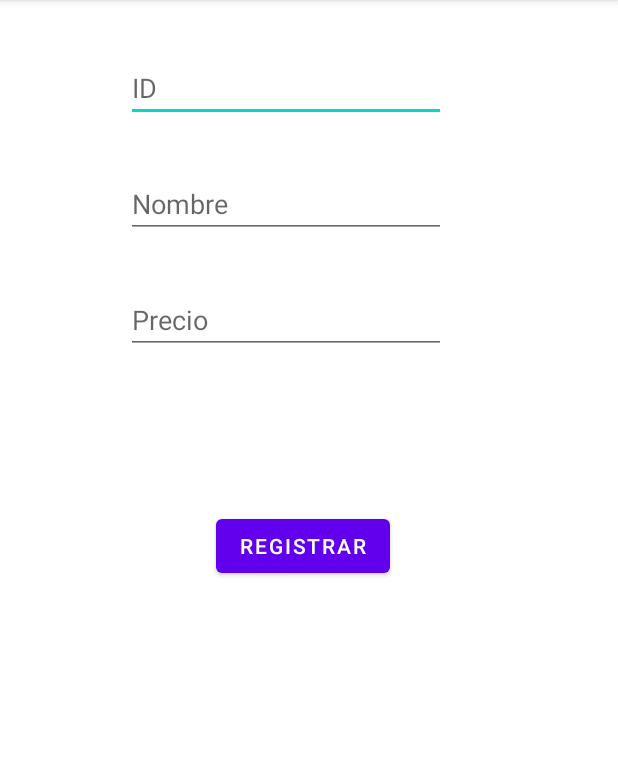
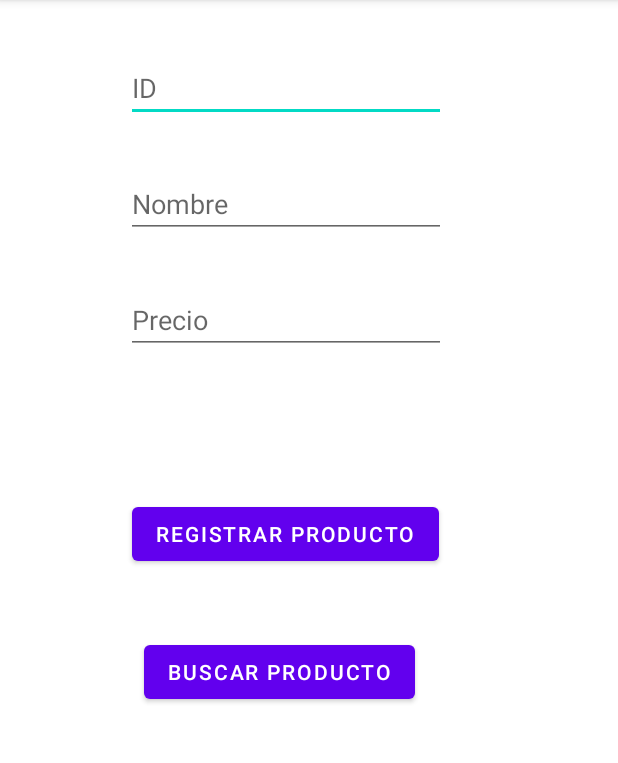
Before and after one commit to pablotardio/curso-android-GDE, an Android app: the DatabaseTest screen opened directly, with no data from a screen before it, on a phone screen of 412 x 824 dp, the part 84-847 px from its top. Run offline under Robolectric (Android 15) with nearby library versions, the phone set to English and light mode, and no system bars.

Commit message:
Example 31: SQLite Consultation view done,

```diff
--- a/app/src/main/res/layout/activity_database_test.xml
+++ b/app/src/main/res/layout/activity_database_test.xml
@@ -46,10 +46,20 @@
         android:id="@+id/buttonRegistrar"
         android:layout_width="wrap_content"
         android:layout_height="wrap_content"
-        android:layout_marginStart="144dp"
-        android:layout_marginTop="104dp"
+        android:layout_marginStart="88dp"
+        android:layout_marginTop="96dp"
         android:onClick="handleClickButtonRegistrar"
         android:text="@string/string_DB_registerButton"
         app:layout_constraintStart_toStartOf="parent"
         app:layout_constraintTop_toBottomOf="@+id/editTextTextDBPrice" />
+
+    <Button
+        android:id="@+id/button6"
+        android:layout_width="wrap_content"
+        android:layout_height="wrap_content"
+        android:layout_marginStart="96dp"
+        android:layout_marginTop="44dp"
+        android:text="@string/string_DB_search"
+        app:layout_constraintStart_toStartOf="parent"
+        app:layout_constraintTop_toBottomOf="@+id/buttonRegistrar" />
 </androidx.constraintlayout.widget.ConstraintLayout>
--- a/app/src/main/res/values/strings.xml
+++ b/app/src/main/res/values/strings.xml
@@ -54,5 +54,6 @@
     <string name="string_DB_id">ID</string>
     <string name="string_DB_name">Nombre</string>
     <string name="string_DB_price">Precio</string>
-    <string name="string_DB_registerButton">Registrar</string>
+    <string name="string_DB_registerButton">Registrar producto</string>
+    <string name="string_DB_search">Buscar producto</string>
 </resources>
```
